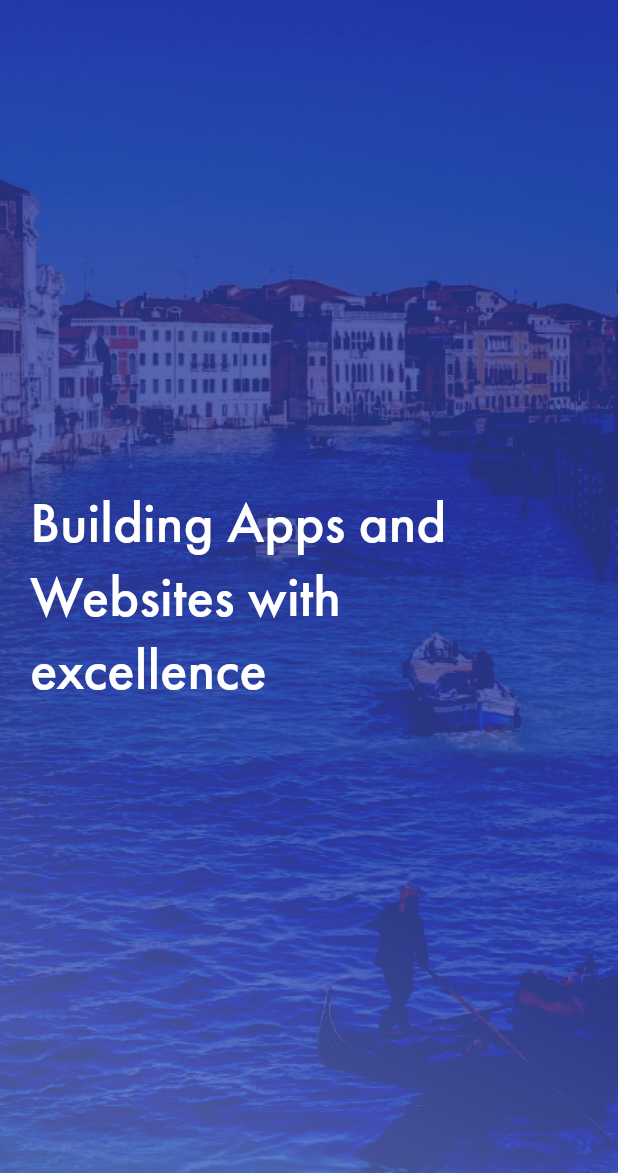
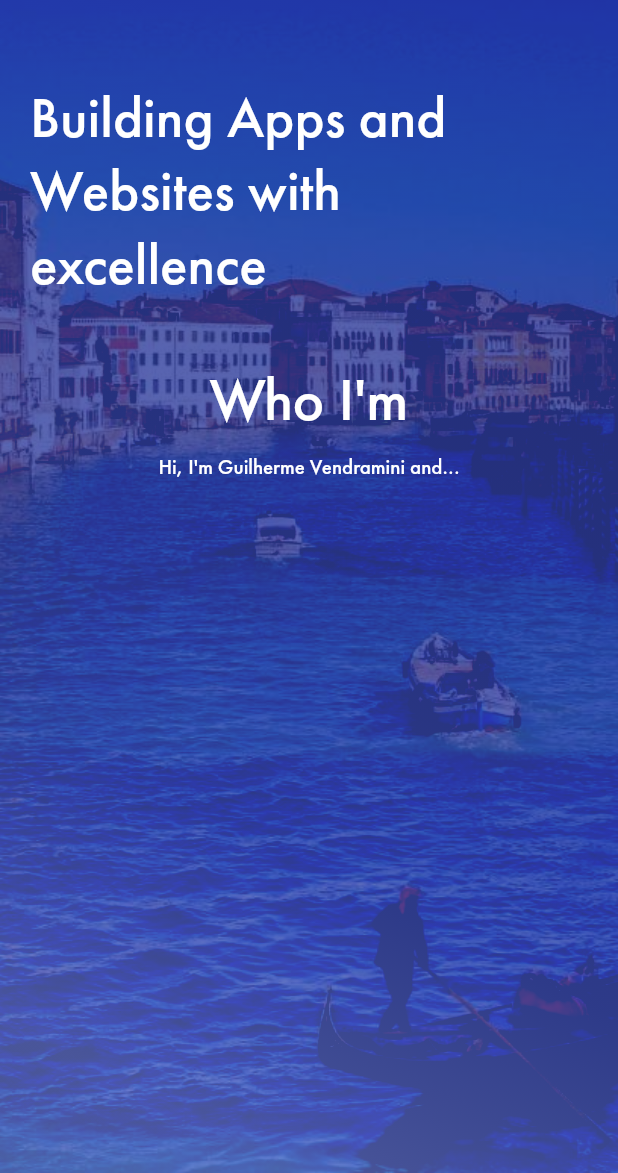
Before and after one commit to GuilhermeVendramini/flutter-portfolio, a Flutter app: the screen it shows after launch, on a phone screen of 412 x 824 dp, the part 63-1236 px from its top. Run offline on Flutter 3.47's test engine with Material 2 defaults, Android fonts, the phone set to English and light mode, and no system bars.

Commit message:
Profile Box

```diff
--- a/lib/src/app_bloc.dart
+++ b/lib/src/app_bloc.dart
@@ -1,19 +1,33 @@
 import 'package:flutter/foundation.dart';
 
 class AppBloc extends ChangeNotifier {
-  /*
-  * Variables
-  * */
+  bool _startIntroAnimation = false;
+  bool _startProfileAnimation = false;
 }
 
 class App extends AppBloc {
-  /*
-  * Getters and Setters
-  * */
+  bool get isIntroAnimationStarted {
+    return _startIntroAnimation;
+  }
+
+  bool get isProfileAnimationStarted {
+    return _startProfileAnimation;
+  }
 }
 
 class AppProvider extends App {
-  /*
-  * Functions
-  * */
+  void startIntroAnimation() {
+    Future.delayed(const Duration(seconds: 2), () {
+      _startIntroAnimation = true;
+      startProfileAnimation();
+      notifyListeners();
+    });
+  }
+
+  void startProfileAnimation() {
+    Future.delayed(const Duration(seconds: 2), () {
+      _startProfileAnimation = true;
+      notifyListeners();
+    });
+  }
 }
--- a/lib/src/app_page.dart
+++ b/lib/src/app_page.dart
@@ -1,21 +1,26 @@
 import 'package:flutter/material.dart';
 import 'package:flutter/widgets.dart';
+import 'package:provider/provider.dart';
 
+import 'app_bloc.dart';
 import 'app_theme.dart';
 import 'shared/widgets/background_image.dart';
 import 'shared/widgets/box_gradient.dart';
 import 'shared/widgets/default_appbar.dart';
 import 'shared/widgets/default_drawer.dart';
 import 'shared/widgets/introduction_box.dart';
+import 'shared/widgets/profile_box.dart';
 
-class AppPage extends StatefulWidget {
-  @override
-  _AppPageState createState() => _AppPageState();
-}
-
-class _AppPageState extends State<AppPage> {
+class AppPage extends StatelessWidget {
   @override
   Widget build(BuildContext context) {
+    final _bloc = Provider.of<AppProvider>(context);
+    if (!_bloc.isIntroAnimationStarted) {
+      _bloc.startIntroAnimation();
+    }
+
+    final _isIntroAnimationStarted = _bloc.isIntroAnimationStarted;
+
     return MaterialApp(
       theme: AppTheme.themeData,
       title: 'Portfolio',
@@ -29,7 +34,27 @@ class _AppPageState extends State<AppPage> {
               drawer: DefaultDrawer(),
               appBar: DefaultAppBar.appBar(),
               body: SafeArea(
-                child: IntroductionBox(),
+                child: AnimatedContainer(
+                  alignment: _isIntroAnimationStarted
+                      ? Alignment.topCenter
+                      : Alignment.bottomCenter,
+                  duration: Duration(seconds: 2),
+                  curve: Curves.fastOutSlowIn,
+                  child: SingleChildScrollView(
+                    child: Padding(
+                      padding: const EdgeInsets.symmetric(horizontal: 20.0, vertical: 40.0),
+                      child: Column(
+                        children: <Widget>[
+                          IntroductionBox(),
+                          SizedBox(
+                            height: 40.0,
+                          ),
+                          ProfileBox(),
+                        ],
+                      ),
+                    ),
+                  ),
+                ),
               ),
             ),
           )
--- a/lib/src/shared/widgets/introduction_box.dart
+++ b/lib/src/shared/widgets/introduction_box.dart
@@ -1,36 +1,20 @@
 import 'package:flutter/material.dart';
+import 'package:provider/provider.dart';
 
-class IntroductionBox extends StatefulWidget {
-  @override
-  _IntroductionBoxState createState() => _IntroductionBoxState();
-}
+import '../../app_bloc.dart';
 
-class _IntroductionBoxState extends State<IntroductionBox> {
-  bool _startAnimation = false;
-
+class IntroductionBox extends StatelessWidget {
   @override
   Widget build(BuildContext context) {
-    Future.delayed(const Duration(seconds: 2), () {
-      setState(() {
-        _startAnimation = true;
-      });
-    });
-
-    return AnimatedContainer(
-      alignment: _startAnimation ? Alignment.center : Alignment.bottomCenter,
-      duration: Duration(seconds: 1),
-      curve: Curves.fastOutSlowIn,
-      padding: EdgeInsets.all(20.0),
-      child: SingleChildScrollView(
-        child: AnimatedOpacity(
-          duration: Duration(seconds: 1),
-          opacity: _startAnimation ? 1.0 : 0.0,
-          child: Text(
-            'Building Apps and Websites with excellence',
-            style: TextStyle(
-              fontSize: 38.0,
-            ),
-          ),
+    final _bloc = Provider.of<AppProvider>(context);
+    final _isAnimationStarted = _bloc.isIntroAnimationStarted;
+    return AnimatedOpacity(
+      duration: Duration(seconds: 2),
+      opacity: _isAnimationStarted ? 1.0 : 0.0,
+      child: Text(
+        'Building Apps and Websites with excellence',
+        style: TextStyle(
+          fontSize: 38.0,
         ),
       ),
     );
--- /dev/null
+++ b/lib/src/shared/widgets/profile_box.dart
@@ -0,0 +1,39 @@
+import 'package:flutter/material.dart';
+import 'package:provider/provider.dart';
+
+import '../../app_bloc.dart';
+
+class ProfileBox extends StatelessWidget {
+  @override
+  Widget build(BuildContext context) {
+    final _bloc = Provider.of<AppProvider>(context);
+    final _isProfileAnimationStarted = _bloc.isProfileAnimationStarted;
+
+    return AnimatedOpacity(
+      duration: Duration(seconds: 1),
+      opacity: _isProfileAnimationStarted ? 1.0 : 0.0,
+      child: Column(
+        children: <Widget>[
+          _title(),
+          SizedBox(
+            height: 10.0,
+          ),
+          _body(),
+        ],
+      ),
+    );
+  }
+
+  _title() {
+    return Text(
+      'Who I\'m',
+      style: TextStyle(
+        fontSize: 40.0,
+      ),
+    );
+  }
+
+  _body() {
+    return Text('Hi, I\'m Guilherme Vendramini and...');
+  }
+}
```
